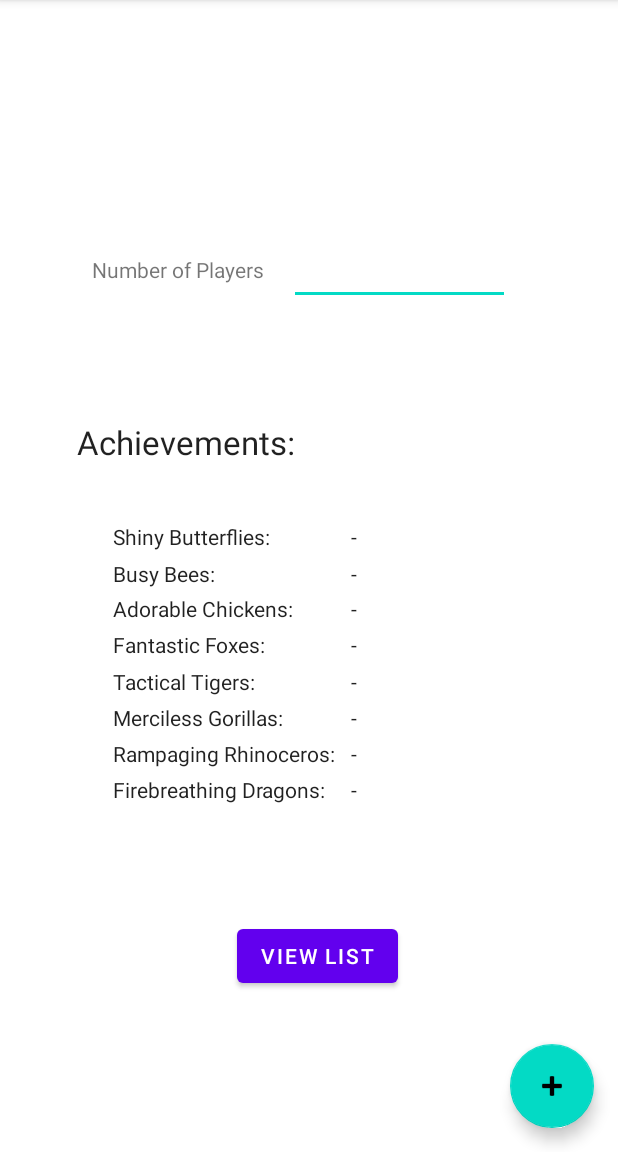
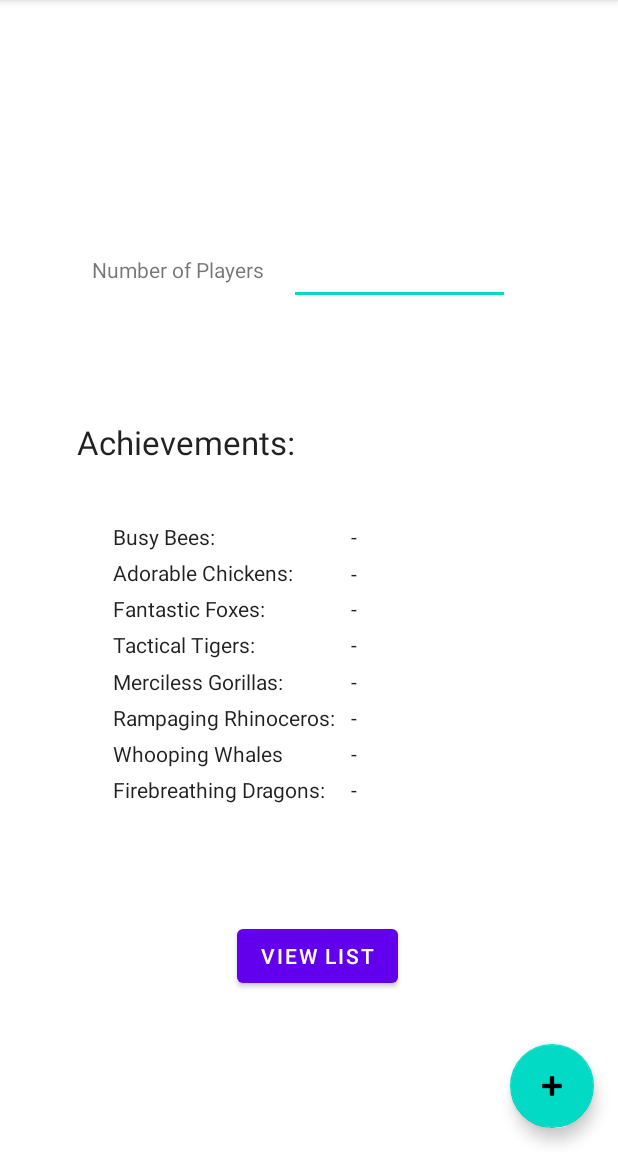
Before and after one commit to JessebotX/CooperativeAchievementApp, an Android app: the screen it shows after launch (GameConfigInfoActivity), after a tap on an icon or button, on a phone screen of 412 x 824 dp, the part 84-1236 px from its top. Run offline under Robolectric (Android 15) with nearby library versions, the phone set to English and light mode, and no system bars; our stand-ins replace navigation-ui; 2 statements that could not run were skipped.

Commit message:
update string refactoring

```diff
--- a/app/src/main/res/layout/activity_game_config_info.xml
+++ b/app/src/main/res/layout/activity_game_config_info.xml
@@ -111,13 +111,13 @@
 
     <TextView
         android:id="@+id/textView5"
-        android:layout_width="117dp"
-        android:layout_height="23dp"
-        android:text="@string/busy_bees"
+        android:layout_width="175dp"
+        android:layout_height="24dp"
+        android:text="@string/adorable_chickens"
         android:textAppearance="@style/TextAppearance.AppCompat.Body1"
         app:layout_constraintBottom_toBottomOf="parent"
         app:layout_constraintEnd_toEndOf="parent"
-        app:layout_constraintHorizontal_bias="0.255"
+        app:layout_constraintHorizontal_bias="0.317"
         app:layout_constraintStart_toStartOf="parent"
         app:layout_constraintTop_toTopOf="parent" />
 
@@ -125,7 +125,7 @@
         android:id="@+id/textView7"
         android:layout_width="117dp"
         android:layout_height="23dp"
-        android:text="@string/fantastic_foxes"
+        android:text="@string/tactical_tigers"
         android:textAppearance="@style/TextAppearance.AppCompat.Body1"
         app:layout_constraintBottom_toBottomOf="parent"
         app:layout_constraintEnd_toEndOf="parent"
@@ -136,22 +136,22 @@
 
     <TextView
         android:id="@+id/textView9"
-        android:layout_width="117dp"
-        android:layout_height="23dp"
-        android:text="@string/merciless_gorillas"
+        android:layout_width="167dp"
+        android:layout_height="21dp"
+        android:text="@string/rampaging_rhinoceros"
         android:textAppearance="@style/TextAppearance.AppCompat.Body1"
         app:layout_constraintBottom_toBottomOf="parent"
         app:layout_constraintEnd_toEndOf="parent"
-        app:layout_constraintHorizontal_bias="0.255"
+        app:layout_constraintHorizontal_bias="0.307"
         app:layout_constraintStart_toStartOf="parent"
         app:layout_constraintTop_toTopOf="parent"
-        app:layout_constraintVertical_bias="0.629" />
+        app:layout_constraintVertical_bias="0.628" />
 
     <TextView
         android:id="@+id/textView10"
         android:layout_width="152dp"
         android:layout_height="23dp"
-        android:text="@string/rampaging_rhinoceros"
+        android:text="@string/whooping_whales"
         android:textAppearance="@style/TextAppearance.AppCompat.Body1"
         app:layout_constraintBottom_toBottomOf="parent"
         app:layout_constraintEnd_toEndOf="parent"
@@ -177,7 +177,7 @@
         android:id="@+id/textView4"
         android:layout_width="117dp"
         android:layout_height="23dp"
-        android:text="@string/shiny_butterflies"
+        android:text="@string/busy_bees"
         android:textAppearance="@style/TextAppearance.AppCompat.Body1"
         app:layout_constraintBottom_toBottomOf="parent"
         app:layout_constraintEnd_toEndOf="parent"
@@ -190,7 +190,7 @@
         android:id="@+id/textView8"
         android:layout_width="117dp"
         android:layout_height="23dp"
-        android:text="@string/tactical_tigers"
+        android:text="@string/merciless_gorillas"
         android:textAppearance="@style/TextAppearance.AppCompat.Body1"
         app:layout_constraintBottom_toBottomOf="parent"
         app:layout_constraintEnd_toEndOf="parent"
@@ -203,7 +203,7 @@
         android:id="@+id/textView6"
         android:layout_width="152dp"
         android:layout_height="26dp"
-        android:text="@string/adorable_chickens"
+        android:text="@string/fantastic_foxes"
         android:textAppearance="@style/TextAppearance.AppCompat.Body1"
         app:layout_constraintBottom_toBottomOf="parent"
         app:layout_constraintEnd_toEndOf="parent"
--- a/app/src/main/res/values/strings.xml
+++ b/app/src/main/res/values/strings.xml
@@ -19,4 +19,5 @@
     <string name="shiny_butterflies">Shiny Butterflies:</string>
     <string name="tactical_tigers">Tactical Tigers:</string>
     <string name="adorable_chickens">Adorable Chickens:</string>
+    <string name="whooping_whales">Whooping Whales</string>
 </resources>
```
